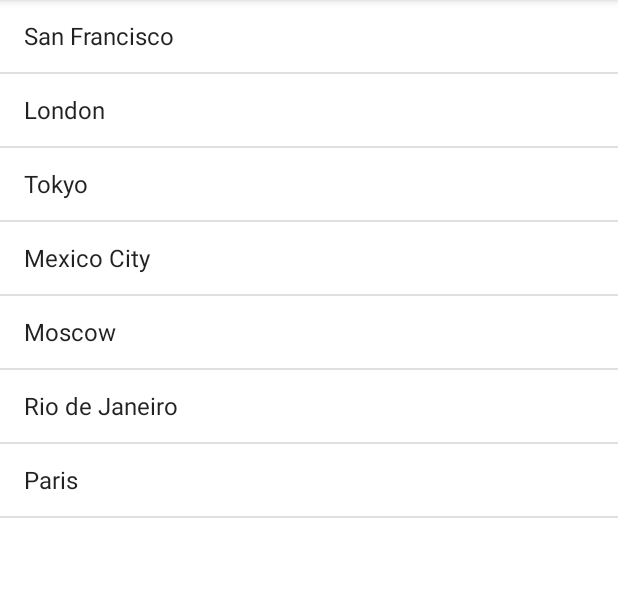
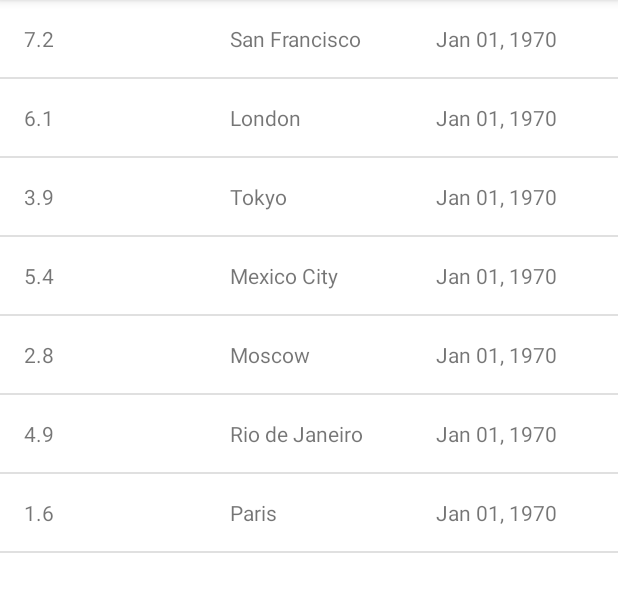
Before and after one commit to luckyeven/android-EarthQuakeReport, an Android app: the screen it shows after launch (MainActivity), on a phone screen of 412 x 824 dp, the part 84-696 px from its top. Run offline under Robolectric (Android 15) with nearby library versions, the phone set to English and light mode, and no system bars.

Commit message:
custom listView

```diff
--- /dev/null
+++ b/app/src/main/java/com/example/earthquakereport/EarthQuake.java
@@ -0,0 +1,30 @@
+package com.example.earthquakereport;
+
+import java.util.Date;
+
+public class EarthQuake {
+    private double mMagnitude;
+    private String mLocation;
+    private long mTime;
+    private String mUrl;
+
+    /**
+     * constructs a new object
+     *
+     * @param magnitud is the magnitude of the earthquake
+     * @param location is the location where earthquake happened
+     * @param time is the time when earthquake happened
+     * @param url is the website URL fo find detail about earthquake
+     */
+    public EarthQuake(double magnitud, String location, long time, String url){
+        this.mMagnitude = magnitud;
+        this.mLocation = location;
+        this.mTime = time;
+        this.mUrl = url;
+    }
+
+    public double getmMagnitude(){return mMagnitude;}
+    public String getmLocation(){return mLocation;}
+    public long getmTime(){return mTime;}
+    public String getmUrl(){return mUrl;}
+}
--- /dev/null
+++ b/app/src/main/java/com/example/earthquakereport/EarthQuakeAdapter.java
@@ -0,0 +1,60 @@
+package com.example.earthquakereport;
+
+import android.app.Activity;
+
+import android.view.LayoutInflater;
+import android.view.View;
+import android.view.ViewGroup;
+import android.widget.ArrayAdapter;
+
+import android.widget.TextView;
+
+import androidx.annotation.NonNull;
+import androidx.annotation.Nullable;
+
+import org.w3c.dom.Text;
+
+import java.text.DecimalFormat;
+import java.text.SimpleDateFormat;
+import java.util.ArrayList;
+import java.util.Date;
+import java.util.List;
+
+public class EarthQuakeAdapter extends ArrayAdapter<EarthQuake> {
+    public EarthQuakeAdapter(@NonNull Activity context, @NonNull ArrayList earthQuake) {
+        super(context, 0, earthQuake);
+    }
+
+    @NonNull
+    @Override
+    public View getView(int position, @Nullable View convertView, @NonNull ViewGroup parent) {
+        View listItemView = convertView;
+        if (listItemView == null) {
+            listItemView = LayoutInflater.from(getContext()).inflate(R.layout.earthquake_list_view, parent, false);
+        }
+        EarthQuake currentEarthQuake = getItem(position);
+        TextView quantity = (TextView) listItemView.findViewById(R.id.quantity);
+        String formattedMagnitude = formatMagnitude(currentEarthQuake.getmMagnitude());
+        quantity.setText(formattedMagnitude);
+
+        TextView location = (TextView) listItemView.findViewById(R.id.location);
+        location.setText(currentEarthQuake.getmLocation());
+
+        TextView time = (TextView) listItemView.findViewById(R.id.mTime);
+        Date dateObject = new Date(currentEarthQuake.getmTime());
+        String formattedTime = formatTime(dateObject);
+        time.setText(formattedTime);
+        return listItemView;
+    }
+
+    public String formatMagnitude(double magnitude) {
+        DecimalFormat magnitudeFormat = new DecimalFormat("0.0");
+        return magnitudeFormat.format(magnitude);
+    }
+
+    public String formatTime(Date dateObject) {
+        SimpleDateFormat dateFormat = new SimpleDateFormat("LLL dd, yyyy");
+        return dateFormat.format(dateObject);
+
+    }
+}
--- a/app/src/main/java/com/example/earthquakereport/MainActivity.java
+++ b/app/src/main/java/com/example/earthquakereport/MainActivity.java
@@ -16,22 +16,21 @@ public class MainActivity extends AppCompatActivity {
         super.onCreate(savedInstanceState);
         setContentView(R.layout.activity_main);
 
-        // An arraylist containing locations.
-        ArrayList<String> earthQuakes = new ArrayList<>();
-        earthQuakes.add("San Francisco");
-        earthQuakes.add("London");
-        earthQuakes.add("Tokyo");
-        earthQuakes.add("Mexico City");
-        earthQuakes.add("Moscow");
-        earthQuakes.add("Rio de Janeiro");
-        earthQuakes.add("Paris");
+        // An arraylist containing placeholder data.
+        ArrayList<EarthQuake> earthQuakes = new ArrayList<EarthQuake>();
+        earthQuakes.add(new EarthQuake(7.2,"San Francisco",46565464,"http"));
+        earthQuakes.add(new EarthQuake(6.1,"London",46565464,"http"));
+        earthQuakes.add(new EarthQuake(3.9,"Tokyo",46565464,"http"));
+        earthQuakes.add(new EarthQuake(5.4,"Mexico City",46565464,"http"));
+        earthQuakes.add(new EarthQuake(2.8,"Moscow",46565464,"http"));
+        earthQuakes.add(new EarthQuake(4.9,"Rio de Janeiro",46565464,"http"));
+        earthQuakes.add(new EarthQuake(1.6,"Paris",46565464,"http"));
+
 
         // Find a reference to the listviwe in the main layout.
         ListView earthquakeListView = (ListView) findViewById(R.id.list);
 
-        ArrayAdapter<String> adapter = new ArrayAdapter<String>(
-                this, android.R.layout.simple_list_item_1,earthQuakes
-        );
+        EarthQuakeAdapter adapter = new EarthQuakeAdapter(this,earthQuakes);
 
         earthquakeListView.setAdapter(adapter);
     }
--- /dev/null
+++ b/app/src/main/res/layout/earthquake_list_view.xml
@@ -0,0 +1,32 @@
+<?xml version="1.0" encoding="utf-8"?>
+<LinearLayout xmlns:android="http://schemas.android.com/apk/res/android"
+    android:id="@+id/earthquake_list_view"
+    android:orientation="horizontal"
+    android:layout_margin="16dp"
+    android:layout_gravity="center"
+    android:layout_width="match_parent"
+    android:layout_height="wrap_content">
+
+    <TextView
+        android:id="@+id/quantity"
+        android:layout_margin="16dp"
+        android:text="0.0"
+        android:layout_width="0dp"
+        android:layout_weight="1"
+        android:layout_height="wrap_content"/>
+
+    <TextView
+        android:id="@+id/location"
+        android:text="null"
+        android:layout_weight="1"
+        android:layout_margin="16dp"
+        android:layout_width="0dp"
+        android:layout_height="wrap_content"/>
+    <TextView
+        android:id="@+id/mTime"
+        android:layout_weight="1"
+        android:layout_margin="16dp"
+        android:text="Feb 2,2016"
+        android:layout_width="0dp"
+        android:layout_height="wrap_content"/>
+</LinearLayout>
```
